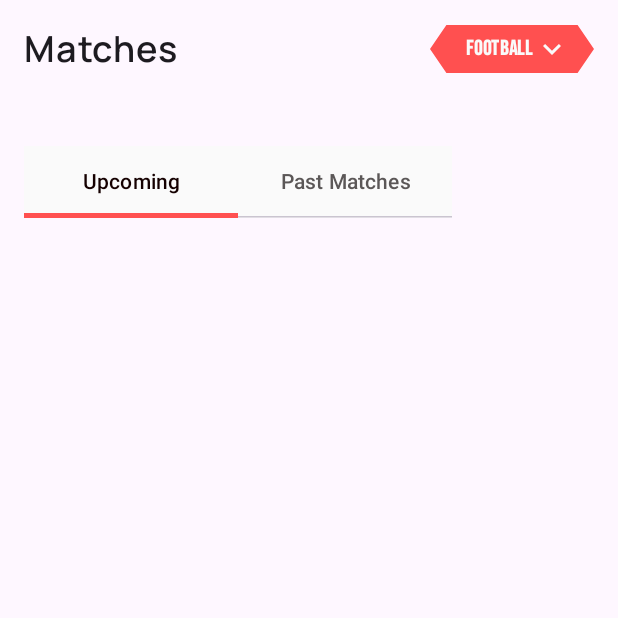
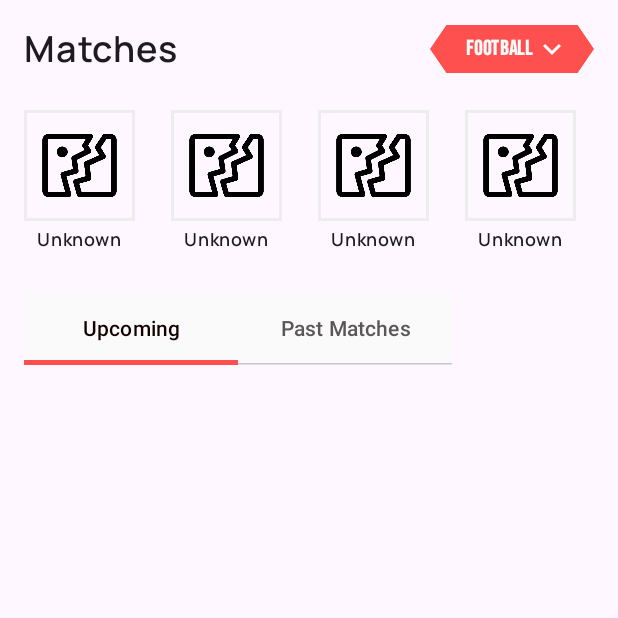
Before and after one commit to funnyCat06/sportify, an Android app built with Jetpack Compose: the screen it shows after launch (MainActivity), on a phone screen of 412 x 824 dp, the top half of it. Run offline under Robolectric (Android 15) with nearby library versions, the phone set to English and light mode, and no system bars; pictures from the network do not load.

Commit message:
Added dummy data to competitions

```diff
--- a/app/src/main/java/com/example/sportify/core/presentation/SportifyApp.kt
+++ b/app/src/main/java/com/example/sportify/core/presentation/SportifyApp.kt
@@ -32,7 +32,7 @@ fun SportifyApp(
         when (event) {
             is MatchListEvent.Error -> {
                 scope.launch {
-                   snackbarHostState.showSnackbar(event.error.toString())
+                   snackbarHostState.showSnackbar(event.error.toString(context))
                 }
             }
         }
--- a/app/src/main/java/com/example/sportify/match_list_screen/presentation/MatchesListState.kt
+++ b/app/src/main/java/com/example/sportify/match_list_screen/presentation/MatchesListState.kt
@@ -3,9 +3,13 @@ package com.example.sportify.match_list_screen.presentation
 import java.time.LocalDate
 
 data class MatchesListState(
-    val competitions: List<CompetitionUi> = emptyList(),
+    val competitions: List<CompetitionUi> = dummyCompetitions,
     val matches: Map<LocalDate, List<MatchUi>> = emptyMap(),
     val isLoading: Boolean = false,
     val selectedCompetitionId: Int = 2021,
     val selectedTab: MatchTab = MatchTab.UPCOMING
 )
+
+val dummyCompetitionUi = CompetitionUi(id = 0, name = "Unknown", emblem = "")
+
+val dummyCompetitions = (1..10).map { dummyCompetitionUi }.toList()
--- a/app/src/main/java/com/example/sportify/match_list_screen/presentation/components/CompetitionListItem.kt
+++ b/app/src/main/java/com/example/sportify/match_list_screen/presentation/components/CompetitionListItem.kt
@@ -9,13 +9,11 @@ import androidx.compose.foundation.layout.IntrinsicSize
 import androidx.compose.foundation.layout.padding
 import androidx.compose.foundation.layout.size
 import androidx.compose.foundation.layout.width
-import androidx.compose.material3.CircularProgressIndicator
 import androidx.compose.material3.Text
 import androidx.compose.runtime.Composable
 import androidx.compose.ui.Alignment
 import androidx.compose.ui.Modifier
 import androidx.compose.ui.graphics.Color
-import androidx.compose.ui.graphics.painter.Painter
 import androidx.compose.ui.res.painterResource
 import androidx.compose.ui.text.font.FontWeight
 import androidx.compose.ui.text.style.TextOverflow
@@ -48,6 +46,7 @@ fun CompetitionListItem(
                 model = competitionUi.emblem,
                 contentDescription = null,
                 modifier = Modifier.size(58.dp),
+                error = painterResource(R.drawable.image_break),
             )
         }
         Text(
```
Also changed, not shown: app/src/main/res/drawable/image_break.png (added).
